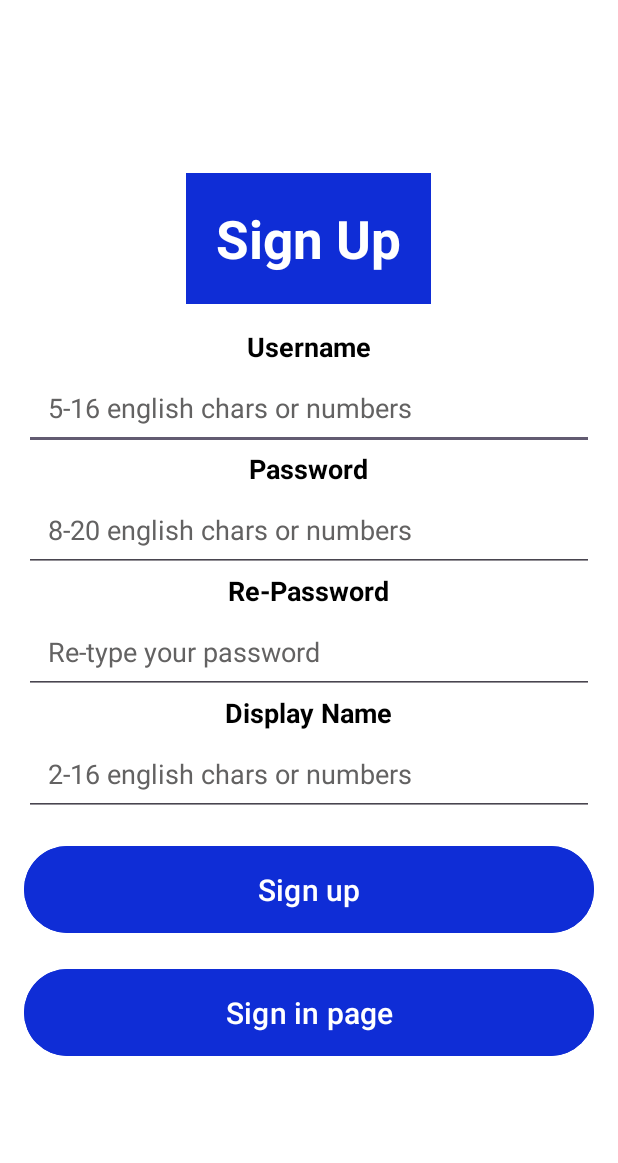
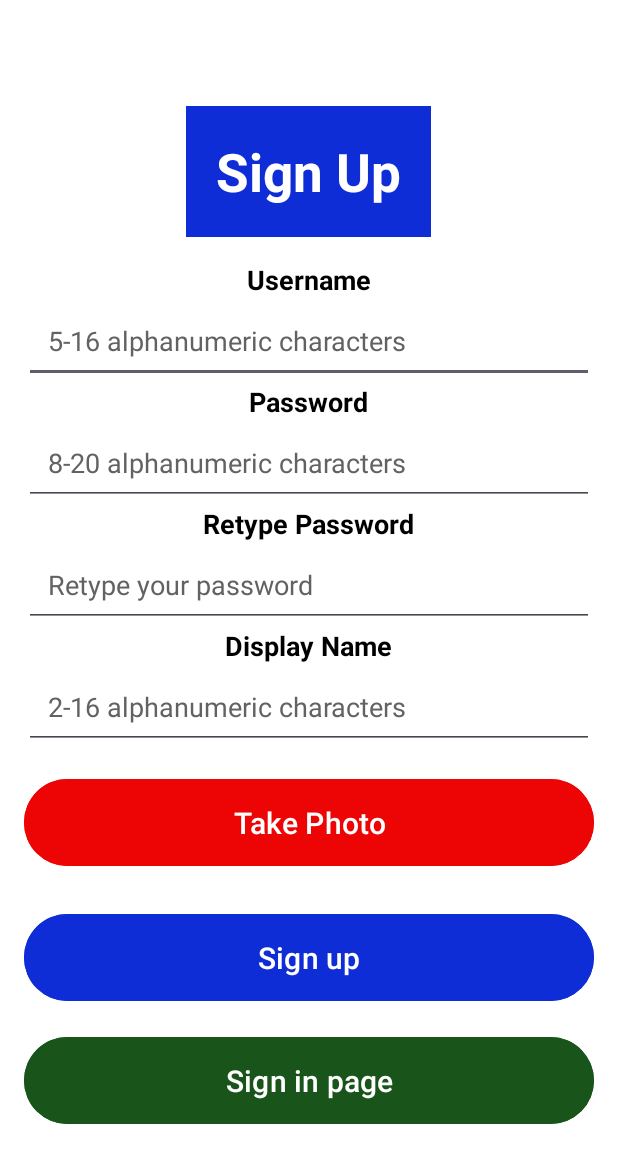
Before and after one commit to AsifMadar/Foobar-BIU-mobile, an Android app: the SignUpPageActivity screen opened directly, with no data from a screen before it, on a phone screen of 412 x 824 dp. Shown: the top 1163 px of the screen. Run offline under Robolectric (Android 15) with nearby library versions, the phone set to English and light mode, and no system bars.

Commit message:
cosmeticNotWorkingAddPictureButton

```diff
--- a/app/src/main/AndroidManifest.xml
+++ b/app/src/main/AndroidManifest.xml
@@ -2,7 +2,6 @@
 <manifest xmlns:android="http://schemas.android.com/apk/res/android"
     xmlns:tools="http://schemas.android.com/tools">
 
-    <!-- Add necessary permissions -->
     <uses-permission android:name="android.permission.CAMERA" />
     <uses-feature android:name="android.hardware.camera" android:required="true" />
     <uses-feature android:name="android.hardware.camera.autofocus" android:required="false" />
--- a/app/src/main/java/il/ac/biu/project/foobar/SignUpPageActivity.java
+++ b/app/src/main/java/il/ac/biu/project/foobar/SignUpPageActivity.java
@@ -88,7 +88,7 @@ public class SignUpPageActivity extends AppCompatActivity {
                 return containsOnlyEnglishCharsAndNumbers(input) && isStringLengthInRange(input, 5, 16);
             }
         });
-        usernameField.setErrorMessage("not 5-16 english chars or numbers");
+        usernameField.setErrorMessage("not 5-16 alphanumeric characters");
 
         //Password
         AdvancedTextField passwordField = new AdvancedTextField(passwordEditText, new InputCallback() {
@@ -103,7 +103,7 @@ public class SignUpPageActivity extends AppCompatActivity {
             }
         });
 
-        passwordField.setErrorMessage("not 8-20 english chars or numbers");
+        passwordField.setErrorMessage("not 8-20 alphanumeric characters");
         //RePassword
         AdvancedTextField rePasswordField = new AdvancedTextField(rePasswordEditText, new InputCallback() {
             @Override
@@ -130,7 +130,7 @@ public class SignUpPageActivity extends AppCompatActivity {
                         && isStringLengthInRange(input, 2, 16);
             }
         });
-        displayNameField.setErrorMessage("not 2-16 english chars or numbers");
+        displayNameField.setErrorMessage("not 2-16 alphanumeric characters");
 
         // Find the "Feed Activity" button in the layout
         Button feedActivityButton = findViewById(R.id.feedActivity);
--- a/app/src/main/java/il/ac/biu/project/foobar/UserDetails.java
+++ b/app/src/main/java/il/ac/biu/project/foobar/UserDetails.java
@@ -12,7 +12,7 @@ public class UserDetails {
     private boolean signIn = false;
     private String username;
     private String password;
-    private String img;
+    private Bitmap img;
     private String displayName;
 
     /**
@@ -64,7 +64,7 @@ public class UserDetails {
      *
      * @param img1 The image URL to set.
      */
-    public void setImg(String img1) {
+    public void setImg(Bitmap img1) {
         img = img1;
     }
 
@@ -109,7 +109,7 @@ public class UserDetails {
      *
      * @return The image URL.
      */
-    public String getImg() {
+    public Bitmap getImg() {
         return img;
     }
 
--- a/app/src/main/res/layout/activity_main.xml
+++ b/app/src/main/res/layout/activity_main.xml
@@ -74,12 +74,12 @@
         android:id="@+id/signUpPageActivity"
         android:layout_width="match_parent"
         android:layout_height="wrap_content"
-        android:text="Sign up"
+        android:text="Sign up page"
         android:padding="15dp"
         android:textSize="20sp"
         android:textColor="#FFFFFF"
         android:layout_marginTop="16dp"
-        android:backgroundTint="#0F2DD6"
+        android:backgroundTint="#19551B"
         android:layout_centerInParent="true"/>
 
 </LinearLayout>
--- a/app/src/main/res/layout/sign_up_page.xml
+++ b/app/src/main/res/layout/sign_up_page.xml
@@ -10,7 +10,6 @@
     android:background="#FFFFFF"
     tools:context=".SignUpPageActivity">
 
-
     <TextView
         android:layout_width="wrap_content"
         android:layout_height="wrap_content"
@@ -20,8 +19,7 @@
         android:layout_marginBottom="16dp"
         android:background="#0F2DD6"
         android:padding="20dp"
-        android:textColor="#FFFFFF"
-        />
+        android:textColor="#FFFFFF"/>
 
     <TextView
         android:layout_width="wrap_content"
@@ -35,11 +33,10 @@
         android:id="@+id/usernameEditText"
         android:layout_width="match_parent"
         android:layout_height="wrap_content"
-        android:hint="5-16 english chars or numbers"
+        android:hint="5-16 alphanumeric characters"
         android:padding="16dp"
         android:textColorHint="#636262"
-        android:textColor="#000000"
-        />
+        android:textColor="#000000"/>
 
     <TextView
         android:layout_width="wrap_content"
@@ -53,17 +50,16 @@
         android:id="@+id/passwordEditText"
         android:layout_width="match_parent"
         android:layout_height="wrap_content"
-        android:hint="8-20 english chars or numbers"
+        android:hint="8-20 alphanumeric characters"
         android:inputType="textPassword"
         android:padding="16dp"
         android:textColorHint="#636262"
-        android:textColor="#000000"
-        />
+        android:textColor="#000000"/>
 
     <TextView
         android:layout_width="wrap_content"
         android:layout_height="wrap_content"
-        android:text="Re-Password"
+        android:text="Retype Password"
         android:textColor="#000000"
         android:textSize="18sp"
         android:textStyle="bold"/>
@@ -72,12 +68,11 @@
         android:id="@+id/rePasswordEditText"
         android:layout_width="match_parent"
         android:layout_height="wrap_content"
-        android:hint="Re-type your password"
+        android:hint="Retype your password"
         android:inputType="textPassword"
         android:padding="16dp"
         android:textColorHint="#636262"
-        android:textColor="#000000"
-        />
+        android:textColor="#000000"/>
 
     <TextView
         android:layout_width="wrap_content"
@@ -91,34 +86,42 @@
         android:id="@+id/displayNameEditText"
         android:layout_width="match_parent"
         android:layout_height="wrap_content"
-        android:hint="2-16 english chars or numbers"
+        android:hint="2-16 alphanumeric characters"
         android:padding="16dp"
         android:textColorHint="#636262"
-        android:textColor="#000000"
-        />
+        android:textColor="#000000"/>
+    <!-- Add a button to take a photo -->
+    <Button
+        android:id="@+id/imgButton"
+        android:layout_width="match_parent"
+        android:layout_height="wrap_content"
+        android:layout_marginTop="16dp"
+        android:padding="15dp"
+        android:textColor="#FFFFFF"
+        android:textSize="20sp"
+        android:backgroundTint="#ED0505"
+        android:text="Take Photo"/>
 
     <Button
         android:id="@+id/feedActivity"
         android:layout_width="match_parent"
         android:layout_height="wrap_content"
-        android:layout_centerInParent="true"
-        android:layout_marginTop="16dp"
+        android:layout_marginTop="24dp"
         android:padding="15dp"
         android:textColor="#FFFFFF"
         android:textSize="20sp"
         android:backgroundTint="#0F2DD6"
-        android:text="Sign up" />
+        android:text="Sign up"/>
 
     <Button
         android:id="@+id/signInActivity"
         android:layout_width="match_parent"
         android:layout_height="wrap_content"
-        android:layout_centerInParent="true"
         android:layout_marginTop="16dp"
         android:padding="15dp"
         android:textColor="#FFFFFF"
         android:textSize="20sp"
-        android:backgroundTint="#0F2DD6"
-        android:text="Sign in page" />
+        android:backgroundTint="#19551B"
+        android:text="Sign in page"/>
 
 </LinearLayout>
```
